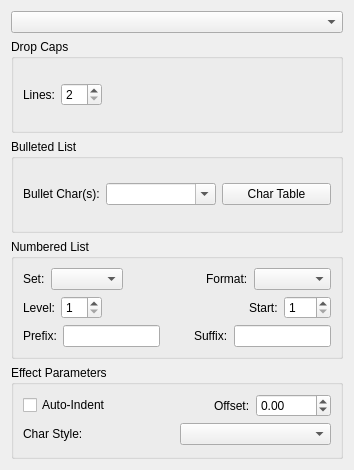
The window that scribus/ui/propertywidget_pareffectbase.ui (nitramr/scribus-indigo) describes before a commit, drawn with Qt 5.
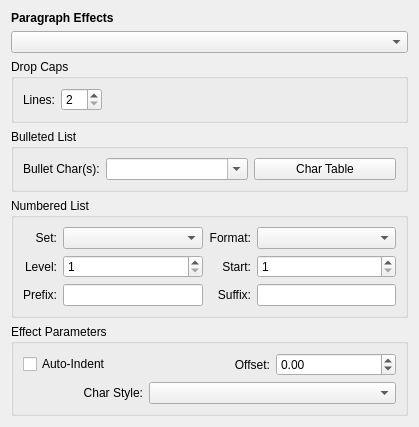
The same window after the commit. Custom widgets are drawn as their Qt base class.

Commit message: QListView theme fix

```diff
--- a/scribus/ui/propertywidget_pareffectbase.ui
+++ b/scribus/ui/propertywidget_pareffectbase.ui
@@ -6,63 +6,27 @@
    <rect>
     <x>0</x>
     <y>0</y>
-    <width>354</width>
-    <height>470</height>
+    <width>419</width>
+    <height>423</height>
    </rect>
   </property>
+  <property name="sizePolicy">
+   <sizepolicy hsizetype="Preferred" vsizetype="Preferred">
+    <horstretch>0</horstretch>
+    <verstretch>0</verstretch>
+   </sizepolicy>
+  </property>
   <property name="windowTitle">
    <string notr="true">Form</string>
   </property>
   <property name="frameShape">
-   <enum>QFrame::Box</enum>
+   <enum>QFrame::NoFrame</enum>
   </property>
   <property name="lineWidth">
    <number>0</number>
   </property>
-  <layout class="QVBoxLayout" name="verticalLayout">
-   <item>
-    <widget class="QComboBox" name="peCombo"/>
-   </item>
-   <item>
-    <widget class="QGroupBox" name="dropCapsGroup">
-     <property name="title">
-      <string>Drop Caps</string>
-     </property>
-     <layout class="QHBoxLayout" name="horizontalLayout">
-      <item>
-       <widget class="QLabel" name="dropCapLinesLabel">
-        <property name="toolTip">
-         <string>Number of lines used by the drop cap</string>
-        </property>
-        <property name="text">
-         <string>Lines:</string>
-        </property>
-       </widget>
-      </item>
-      <item>
-       <widget class="QSpinBox" name="dropCapLines">
-        <property name="minimum">
-         <number>2</number>
-        </property>
-       </widget>
-      </item>
-      <item>
-       <spacer name="horizontalSpacer">
-        <property name="orientation">
-         <enum>Qt::Horizontal</enum>
-        </property>
-        <property name="sizeHint" stdset="0">
-         <size>
-          <width>40</width>
-          <height>20</height>
-         </size>
-        </property>
-       </spacer>
-      </item>
-     </layout>
-    </widget>
-   </item>
-   <item>
+  <layout class="QGridLayout" name="gridLayout">
+   <item row="3" column="0">
     <widget class="QGroupBox" name="bullGroup">
      <property name="title">
       <string>Bulleted List</string>
@@ -119,230 +83,241 @@
      </layout>
     </widget>
    </item>
-   <item>
-    <widget class="QGroupBox" name="numGroup">
+   <item row="2" column="0">
+    <widget class="QGroupBox" name="dropCapsGroup">
      <property name="title">
-      <string>Numbered List</string>
+      <string>Drop Caps</string>
      </property>
-     <layout class="QGridLayout" name="gridLayout_2">
-      <item row="3" column="0" colspan="2">
-       <layout class="QHBoxLayout" name="horizontalLayout_2">
-        <item>
-         <widget class="QLabel" name="numLevelLabel">
-          <property name="text">
-           <string>Level:</string>
-          </property>
-          <property name="buddy">
-           <cstring>numLevelSpin</cstring>
-          </property>
-         </widget>
-        </item>
-        <item>
-         <widget class="QSpinBox" name="numLevelSpin">
-          <property name="minimum">
-           <number>1</number>
-          </property>
-         </widget>
-        </item>
-        <item>
-         <spacer name="horizontalSpacer_2">
-          <property name="orientation">
-           <enum>Qt::Horizontal</enum>
-          </property>
-          <property name="sizeHint" stdset="0">
-           <size>
-            <width>40</width>
-            <height>20</height>
-           </size>
-          </property>
-         </spacer>
-        </item>
-        <item>
-         <widget class="QLabel" name="numStartLabel">
-          <property name="text">
-           <string>Start:</string>
-          </property>
-         </widget>
-        </item>
-        <item>
-         <widget class="QSpinBox" name="numStart">
-          <property name="minimum">
-           <number>1</number>
-          </property>
-          <property name="maximum">
-           <number>999</number>
-          </property>
-         </widget>
-        </item>
-       </layout>
+     <layout class="QHBoxLayout" name="horizontalLayout">
+      <item>
+       <widget class="QLabel" name="dropCapLinesLabel">
+        <property name="toolTip">
+         <string>Number of lines used by the drop cap</string>
+        </property>
+        <property name="text">
+         <string>Lines:</string>
+        </property>
+       </widget>
       </item>
-      <item row="0" column="0" colspan="2">
-       <layout class="QHBoxLayout" name="horizontalLayout_3">
-        <item>
-         <widget class="QLabel" name="numComboLabel">
-          <property name="text">
-           <string>Set:</string>
-          </property>
-         </widget>
-        </item>
-        <item>
-         <widget class="QComboBox" name="numComboBox">
-          <property name="currentIndex">
-           <number>-1</number>
-          </property>
-         </widget>
-        </item>
-        <item>
-         <spacer name="horizontalSpacer_3">
-          <property name="orientation">
-           <enum>Qt::Horizontal</enum>
-          </property>
-          <property name="sizeHint" stdset="0">
-           <size>
-            <width>40</width>
-            <height>20</height>
-           </size>
-          </property>
-         </spacer>
-        </item>
-        <item>
-         <widget class="QLabel" name="numFormatLabel">
-          <property name="text">
-           <string>Format:</string>
-          </property>
-          <property name="buddy">
-           <cstring>numFormatCombo</cstring>
-          </property>
-         </widget>
-        </item>
-        <item>
-         <widget class="QComboBox" name="numFormatCombo">
-          <property name="sizePolicy">
-           <sizepolicy hsizetype="Expanding" vsizetype="Fixed">
-            <horstretch>0</horstretch>
-            <verstretch>0</verstretch>
-           </sizepolicy>
-          </property>
-         </widget>
-        </item>
-       </layout>
+      <item>
+       <widget class="QSpinBox" name="dropCapLines">
+        <property name="minimum">
+         <number>2</number>
+        </property>
+       </widget>
       </item>
-      <item row="4" column="0" colspan="2">
-       <layout class="QHBoxLayout" name="horizontalLayout_4">
-        <item>
-         <widget class="QLabel" name="numPrefixLabel">
-          <property name="text">
-           <string>Prefix:</string>
-          </property>
-          <property name="buddy">
-           <cstring>numPrefix</cstring>
-          </property>
-         </widget>
-        </item>
-        <item>
-         <widget class="QLineEdit" name="numPrefix"/>
-        </item>
-        <item>
-         <spacer name="horizontalSpacer_4">
-          <property name="orientation">
-           <enum>Qt::Horizontal</enum>
-          </property>
-          <property name="sizeHint" stdset="0">
-           <size>
-            <width>40</width>
-            <height>20</height>
-           </size>
-          </property>
-         </spacer>
-        </item>
-        <item>
-         <widget class="QLabel" name="numSuffixLabel">
-          <property name="text">
-           <string>Suffix:</string>
-          </property>
-          <property name="buddy">
-           <cstring>numSuffix</cstring>
-          </property>
-         </widget>
-        </item>
-        <item>
-         <widget class="QLineEdit" name="numSuffix"/>
-        </item>
-       </layout>
+      <item>
+       <spacer name="horizontalSpacer">
+        <property name="orientation">
+         <enum>Qt::Horizontal</enum>
+        </property>
+        <property name="sizeHint" stdset="0">
+         <size>
+          <width>40</width>
+          <height>20</height>
+         </size>
+        </property>
+       </spacer>
       </item>
      </layout>
     </widget>
    </item>
-   <item>
+   <item row="5" column="0">
     <widget class="QGroupBox" name="peGroup">
      <property name="title">
       <string>Effect Parameters</string>
      </property>
      <layout class="QGridLayout" name="gridLayout_4">
-      <item row="6" column="0">
+      <item row="0" column="2">
+       <widget class="ScrSpinBox" name="peOffset">
+        <property name="minimum">
+         <double>-3000.000000000000000</double>
+        </property>
+        <property name="maximum">
+         <double>3000.000000000000000</double>
+        </property>
+       </widget>
+      </item>
+      <item row="0" column="0">
+       <widget class="QCheckBox" name="peIndent">
+        <property name="text">
+         <string>Auto-Indent</string>
+        </property>
+       </widget>
+      </item>
+      <item row="0" column="1">
+       <widget class="QLabel" name="peOffsetLabel">
+        <property name="text">
+         <string>Offset:</string>
+        </property>
+        <property name="alignment">
+         <set>Qt::AlignRight|Qt::AlignTrailing|Qt::AlignVCenter</set>
+        </property>
+        <property name="buddy">
+         <cstring>peOffset</cstring>
+        </property>
+       </widget>
+      </item>
+      <item row="1" column="0">
        <widget class="QLabel" name="peCharStyleLabel">
         <property name="text">
          <string>Char Style:</string>
         </property>
+        <property name="alignment">
+         <set>Qt::AlignRight|Qt::AlignTrailing|Qt::AlignVCenter</set>
+        </property>
         <property name="buddy">
          <cstring>peCharStyleCombo</cstring>
         </property>
        </widget>
       </item>
-      <item row="6" column="1">
+      <item row="1" column="1" colspan="2">
        <widget class="CharStyleComboBox" name="peCharStyleCombo">
         <property name="toolTip">
          <string>Choose Character Style or leave blank to use default Paragraph Style</string>
         </property>
        </widget>
       </item>
-      <item row="1" column="0" colspan="2">
-       <layout class="QHBoxLayout" name="horizontalLayout_5">
-        <item>
-         <widget class="QCheckBox" name="peIndent">
-          <property name="text">
-           <string>Auto-Indent</string>
-          </property>
-         </widget>
-        </item>
-        <item>
-         <spacer name="horizontalSpacer_5">
-          <property name="orientation">
-           <enum>Qt::Horizontal</enum>
-          </property>
-          <property name="sizeHint" stdset="0">
-           <size>
-            <width>40</width>
-            <height>20</height>
-           </size>
-          </property>
-         </spacer>
-        </item>
-        <item>
-         <widget class="QLabel" name="peOffsetLabel">
-          <property name="text">
-           <string>Offset:</string>
-          </property>
-          <property name="buddy">
-           <cstring>peOffset</cstring>
-          </property>
-         </widget>
-        </item>
-        <item>
-         <widget class="ScrSpinBox" name="peOffset">
-          <property name="minimum">
-           <double>-3000.000000000000000</double>
-          </property>
-          <property name="maximum">
-           <double>3000.000000000000000</double>
-          </property>
-         </widget>
-        </item>
-       </layout>
+     </layout>
+    </widget>
+   </item>
+   <item row="4" column="0">
+    <widget class="QGroupBox" name="numGroup">
+     <property name="title">
+      <string>Numbered List</string>
+     </property>
+     <layout class="QGridLayout" name="gridLayout_2">
+      <item row="2" column="1">
+       <widget class="QLineEdit" name="numPrefix"/>
       </item>
+      <item row="0" column="0">
+       <widget class="QLabel" name="numComboLabel">
+        <property name="text">
+         <string>Set:</string>
+        </property>
+        <property name="alignment">
+         <set>Qt::AlignRight|Qt::AlignTrailing|Qt::AlignVCenter</set>
+        </property>
+       </widget>
+      </item>
+      <item row="2" column="0">
+       <widget class="QLabel" name="numPrefixLabel">
+        <property name="text">
+         <string>Prefix:</string>
+        </property>
+        <property name="alignment">
+         <set>Qt::AlignRight|Qt::AlignTrailing|Qt::AlignVCenter</set>
+        </property>
+        <property name="buddy">
+         <cstring>numPrefix</cstring>
+        </property>
+       </widget>
+      </item>
+      <item row="2" column="3">
+       <widget class="QLineEdit" name="numSuffix"/>
+      </item>
+      <item row="1" column="2">
+       <widget class="QLabel" name="numStartLabel">
+        <property name="text">
+         <string>Start:</string>
+        </property>
+        <property name="alignment">
+         <set>Qt::AlignRight|Qt::AlignTrailing|Qt::AlignVCenter</set>
+        </property>
+       </widget>
+      </item>
+      <item row="1" column="1">
+       <widget class="QSpinBox" name="numLevelSpin">
+        <property name="minimum">
+         <number>1</number>
+        </property>
+       </widget>
+      </item>
+      <item row="0" column="2">
+       <widget class="QLabel" name="numFormatLabel">
+        <property name="text">
+         <string>Format:</string>
+        </property>
+        <property name="alignment">
+         <set>Qt::AlignRight|Qt::AlignTrailing|Qt::AlignVCenter</set>
+        </property>
+        <property name="buddy">
+         <cstring>numFormatCombo</cstring>
+        </property>
+       </widget>
+      </item>
+      <item row="1" column="0">
+       <widget class="QLabel" name="numLevelLabel">
+        <property name="text">
+         <string>Level:</string>
+        </property>
+        <property name="alignment">
+         <set>Qt::AlignRight|Qt::AlignTrailing|Qt::AlignVCenter</set>
+        </property>
+        <property name="buddy">
+         <cstring>numLevelSpin</cstring>
+        </property>
+       </widget>
+      </item>
+      <item row="1" column="3">
+       <widget class="QSpinBox" name="numStart">
+        <property name="minimum">
+         <number>1</number>
+        </property>
+        <property name="maximum">
+         <number>999</number>
+        </property>
+       </widget>
+      </item>
+      <item row="0" column="1">
+       <widget class="QComboBox" name="numComboBox">
+        <property name="currentIndex">
+         <number>-1</number>
+        </property>
+       </widget>
+      </item>
+      <item row="2" column="2">
+       <widget class="QLabel" name="numSuffixLabel">
+        <property name="text">
+         <string>Suffix:</string>
+        </property>
+        <property name="alignment">
+         <set>Qt::AlignRight|Qt::AlignTrailing|Qt::AlignVCenter</set>
+        </property>
+        <property name="buddy">
+         <cstring>numSuffix</cstring>
+        </property>
+       </widget>
+      </item>
+      <item row="0" column="3">
+       <widget class="QComboBox" name="numFormatCombo">
+        <property name="sizePolicy">
+         <sizepolicy hsizetype="Expanding" vsizetype="Fixed">
+          <horstretch>0</horstretch>
+          <verstretch>0</verstretch>
+         </sizepolicy>
+        </property>
+       </widget>
+      </item>
      </layout>
     </widget>
    </item>
+   <item row="1" column="0">
+    <widget class="QComboBox" name="peCombo"/>
+   </item>
+   <item row="0" column="0">
+    <widget class="QLabel" name="lblTitle">
+     <property name="font">
+      <font>
+       <weight>75</weight>
+       <bold>true</bold>
+      </font>
+     </property>
+     <property name="text">
+      <string>Paragraph Effects</string>
+     </property>
+    </widget>
+   </item>
   </layout>
  </widget>
  <customwidgets>
```
The commit also changes 26 other files.
